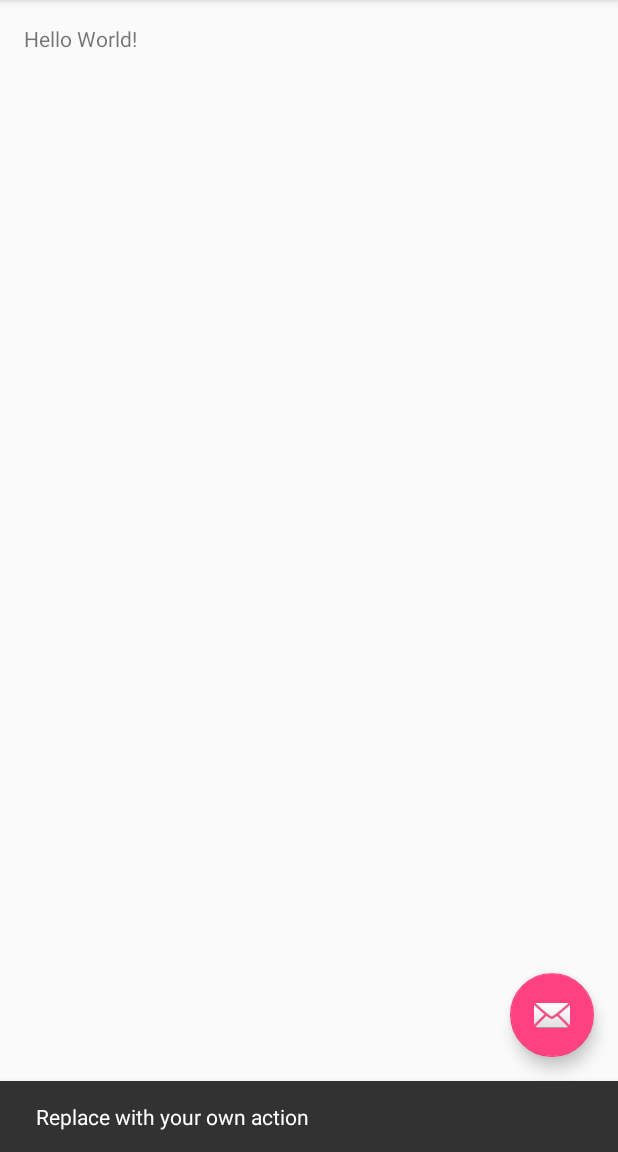
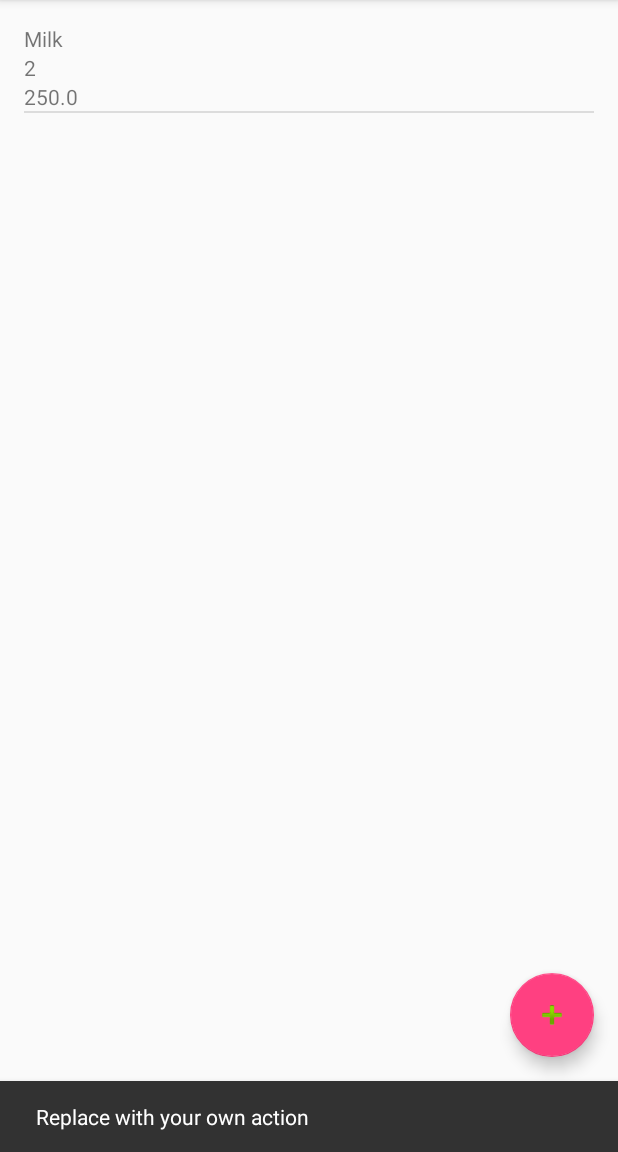
Before and after one commit to akoshermann/smartfridge, an Android app: the screen it shows after launch (MainActivity), after a tap on an icon or button, on a phone screen of 412 x 824 dp, the part 84-1236 px from its top. Run offline under Robolectric (Android 15) with nearby library versions, the phone set to English and light mode, and no system bars.

Commit message:
SF-2
Done

```diff
--- a/SmartFridge/app/src/main/AndroidManifest.xml
+++ b/SmartFridge/app/src/main/AndroidManifest.xml
@@ -1,6 +1,8 @@
 <?xml version="1.0" encoding="utf-8"?>
 <manifest xmlns:android="http://schemas.android.com/apk/res/android"
     package="hu.hermann.akos.smartfridge.smartfridge" >
+
+    <uses-permission android:name="android.permission.WRITE_EXTERNAL_STORAGE"/>
 
     <application
         android:allowBackup="true"
--- a/SmartFridge/app/src/main/java/hu/hermann/akos/smartfridge/smartfridge/activities/MainActivity.java
+++ b/SmartFridge/app/src/main/java/hu/hermann/akos/smartfridge/smartfridge/activities/MainActivity.java
@@ -8,17 +8,37 @@ import android.support.v7.widget.Toolbar;
 import android.view.View;
 import android.view.Menu;
 import android.view.MenuItem;
+import android.widget.AdapterView;
+import android.widget.ListView;
+
+import java.util.ArrayList;
+import java.util.List;
 
 import hu.hermann.akos.smartfridge.smartfridge.R;
+import hu.hermann.akos.smartfridge.smartfridge.adapter.ItemArrayAdapter;
+import hu.hermann.akos.smartfridge.smartfridge.db.DatabaseHandler;
+import hu.hermann.akos.smartfridge.smartfridge.model.Item;
 
 public class MainActivity extends AppCompatActivity {
-
+    private ListView listView;
+    private List<Item> itemList;
+    private ItemArrayAdapter adapter;
     @Override
     protected void onCreate(Bundle savedInstanceState) {
         super.onCreate(savedInstanceState);
         setContentView(R.layout.activity_main);
         Toolbar toolbar = (Toolbar) findViewById(R.id.toolbar);
         setSupportActionBar(toolbar);
+
+        Item item = new Item("Milk", 2, 250);
+        final DatabaseHandler databaseHandler = new DatabaseHandler(this);
+        databaseHandler.addItem(item);
+
+        itemList = databaseHandler.getAllItems();
+
+        adapter = new ItemArrayAdapter(this, android.R.layout.simple_list_item_1, R.layout.item_list_item, itemList);
+        listView = (ListView) findViewById(R.id.list_view_dummy);
+        listView.setAdapter(adapter);
 
         FloatingActionButton fab = (FloatingActionButton) findViewById(R.id.fab);
         fab.setOnClickListener(new View.OnClickListener() {
--- /dev/null
+++ b/SmartFridge/app/src/main/java/hu/hermann/akos/smartfridge/smartfridge/adapter/ItemArrayAdapter.java
@@ -0,0 +1,62 @@
+package hu.hermann.akos.smartfridge.smartfridge.adapter;
+
+import android.content.ContentValues;
+import android.content.Context;
+import android.view.LayoutInflater;
+import android.view.View;
+import android.view.ViewGroup;
+import android.widget.ArrayAdapter;
+import android.widget.TextView;
+
+import java.util.List;
+
+import hu.hermann.akos.smartfridge.smartfridge.R;
+import hu.hermann.akos.smartfridge.smartfridge.model.Item;
+
+/**
+ * Created by a.hermann on 2015. 12. 07..
+ */
+public class ItemArrayAdapter extends ArrayAdapter<Item> {
+
+    private Context context;
+    private int resource;
+    private int textViewResourceId;
+    private List<Item> objects;
+
+    public ItemArrayAdapter(Context context, int resource, int textViewResourceId, List<Item> objects) {
+        super(context, resource, textViewResourceId, objects);
+        this.context = context;
+        this.resource = resource;
+        this.textViewResourceId = textViewResourceId;
+        this.objects = objects;
+    }
+
+    @Override
+    public View getView(int position, View convertView, ViewGroup parent) {
+        LayoutInflater inflater = (LayoutInflater) context
+                .getSystemService(Context.LAYOUT_INFLATER_SERVICE);
+        View row = convertView;
+        ItemHolder holder;
+        if(row == null) {
+            row = inflater.inflate(textViewResourceId, parent, false);
+            Item item = objects.get(position);
+            holder = new ItemHolder();
+            holder.tvName = (TextView) row.findViewById(R.id.tvName);
+            holder.tvAmount = (TextView) row.findViewById(R.id.tvAmount);
+            holder.tvPrice = (TextView) row.findViewById(R.id.tvPrice);
+            holder.tvPrice.setText(String.valueOf(item.getPrice()));
+            holder.tvAmount.setText(String.valueOf(item.getAmount()));
+            holder.tvName.setText(item.getName());
+            row.setTag(holder);
+        }else{
+            holder = (ItemHolder) row.getTag();
+        }
+        return row;
+    }
+
+    public class ItemHolder{
+        TextView tvName;
+        TextView tvAmount;
+        TextView tvPrice;
+    }
+}
--- a/SmartFridge/app/src/main/java/hu/hermann/akos/smartfridge/smartfridge/db/DatabaseHandler.java
+++ b/SmartFridge/app/src/main/java/hu/hermann/akos/smartfridge/smartfridge/db/DatabaseHandler.java
@@ -20,16 +20,12 @@ public class DatabaseHandler extends SQLiteOpenHelper {
     /*
      * Fields for db
      */
-    private static final int VERSION = 1;
+    private static final int VERSION = 4;
     private static final String DATABASE_NAME = "FRIDGE";
     private static final String TABLE_FRIDGE = "fridge_items";
     private static final String KEY_NAME = "name";
     private static final String KEY_AMOUNT = "amount";
     private static final String KEY_PRICE = "price";
-
-    public DatabaseHandler(Context context, String name, SQLiteDatabase.CursorFactory factory, int version) {
-        super(context, name, factory, version);
-    }
 
     public DatabaseHandler(Context context){
         super(context, DATABASE_NAME, null, VERSION);
@@ -37,8 +33,8 @@ public class DatabaseHandler extends SQLiteOpenHelper {
 
     @Override
     public void onCreate(SQLiteDatabase db) {
-        String CREATE_FRIDGE_ITEMS_TABLE = "CREATE TABLE " + TABLE_FRIDGE + "(" + KEY_NAME + "TEXT PRIMARY KEY,"
-                + KEY_AMOUNT + "INTEGER, " + KEY_PRICE + "FLOAT" + ")";
+        String CREATE_FRIDGE_ITEMS_TABLE = "CREATE TABLE " + TABLE_FRIDGE + "(" + KEY_NAME + " TEXT,"
+                + KEY_AMOUNT + " INTEGER, " + KEY_PRICE + " FLOAT" + ")";
         db.execSQL(CREATE_FRIDGE_ITEMS_TABLE);
     }
 
@@ -87,13 +83,13 @@ public class DatabaseHandler extends SQLiteOpenHelper {
     public List<Item> getAllItems(){
         List<Item> itemList = new ArrayList<>();
 
-        SQLiteDatabase database = this.getReadableDatabase();
+        SQLiteDatabase database = this.getWritableDatabase();
         Cursor cursor = database.rawQuery("SELECT * FROM " + TABLE_FRIDGE, null);
         if(cursor.moveToFirst()) {
-            while (cursor.moveToFirst()) {
-                Item item = new Item(cursor.getString(0), cursor.getInt(1), cursor.getDouble(2));
+            do{
+                Item item = new Item(cursor.getString(0), Integer.valueOf(cursor.getString(1)), Double.valueOf(cursor.getString(2)));
                 itemList.add(item);
-            }
+            }while (cursor.moveToNext());
         }
         return itemList;
     }
--- a/SmartFridge/app/src/main/res/layout/activity_main.xml
+++ b/SmartFridge/app/src/main/res/layout/activity_main.xml
@@ -20,6 +20,6 @@
     <android.support.design.widget.FloatingActionButton android:id="@+id/fab"
         android:layout_width="wrap_content" android:layout_height="wrap_content"
         android:layout_gravity="bottom|end" android:layout_margin="@dimen/fab_margin"
-        android:src="@android:drawable/ic_dialog_email" />
+        android:src="@android:drawable/ic_input_add" />
 
 </android.support.design.widget.CoordinatorLayout>
--- a/SmartFridge/app/src/main/res/layout/content_main.xml
+++ b/SmartFridge/app/src/main/res/layout/content_main.xml
@@ -9,6 +9,9 @@
     app:layout_behavior="@string/appbar_scrolling_view_behavior"
     tools:showIn="@layout/activity_main" tools:context=".MainActivity">
 
-    <TextView android:text="Hello World!" android:layout_width="wrap_content"
-        android:layout_height="wrap_content" />
+    <ListView
+        android:layout_width="fill_parent"
+        android:layout_height="fill_parent"
+        android:id="@+id/list_view_dummy">
+    </ListView>
 </RelativeLayout>
--- /dev/null
+++ b/SmartFridge/app/src/main/res/layout/item_list_item.xml
@@ -0,0 +1,18 @@
+<?xml version="1.0" encoding="utf-8"?>
+<LinearLayout xmlns:android="http://schemas.android.com/apk/res/android"
+    android:orientation="vertical" android:layout_width="match_parent"
+    android:layout_height="match_parent">
+    <TextView
+        android:layout_width="fill_parent"
+        android:layout_height="wrap_content"
+        android:id="@+id/tvName"/>
+    <TextView
+        android:layout_width="fill_parent"
+        android:layout_height="wrap_content"
+        android:id="@+id/tvAmount"/>
+    <TextView
+        android:layout_width="fill_parent"
+        android:layout_height="wrap_content"
+        android:id="@+id/tvPrice"/>
+
+</LinearLayout>
```
